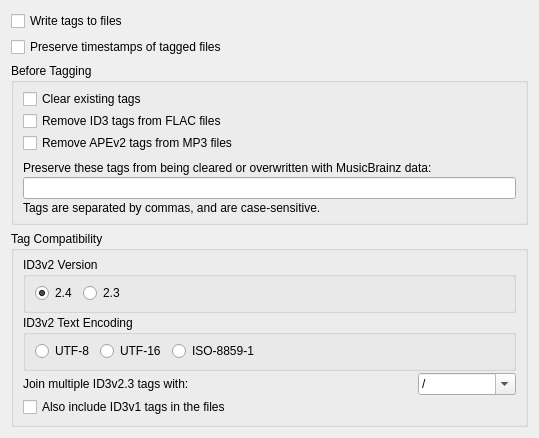
Before: the Qt Designer form ui/options_tags.ui in metabrainz/picard, drawn with Qt 5.
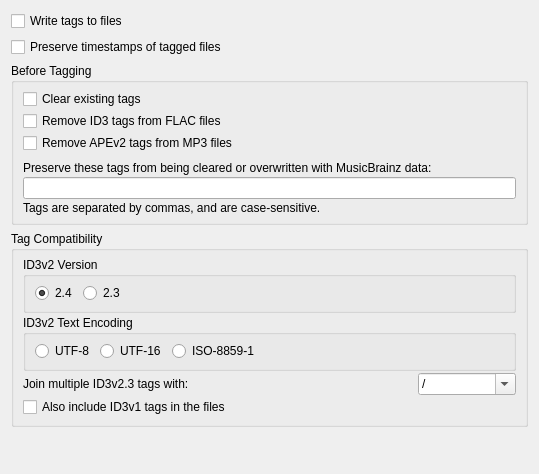
After: the same form once the commit is applied.

The edit to the form file:
```diff
--- a/ui/options_tags.ui
+++ b/ui/options_tags.ui
@@ -7,7 +7,7 @@
     <x>0</x>
     <y>0</y>
     <width>539</width>
-    <height>425</height>
+    <height>474</height>
    </rect>
   </property>
   <layout class="QVBoxLayout">
```
